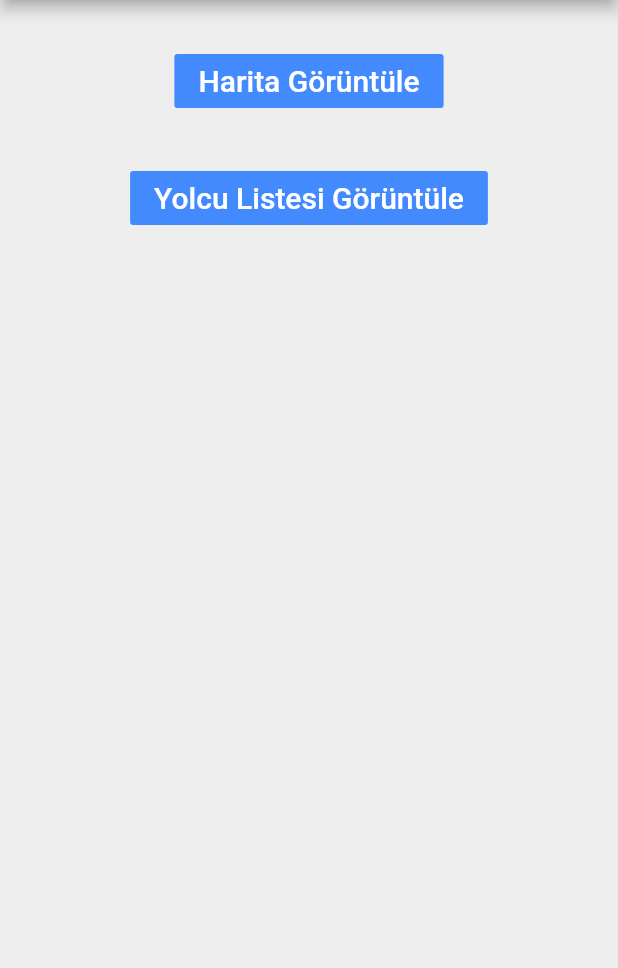
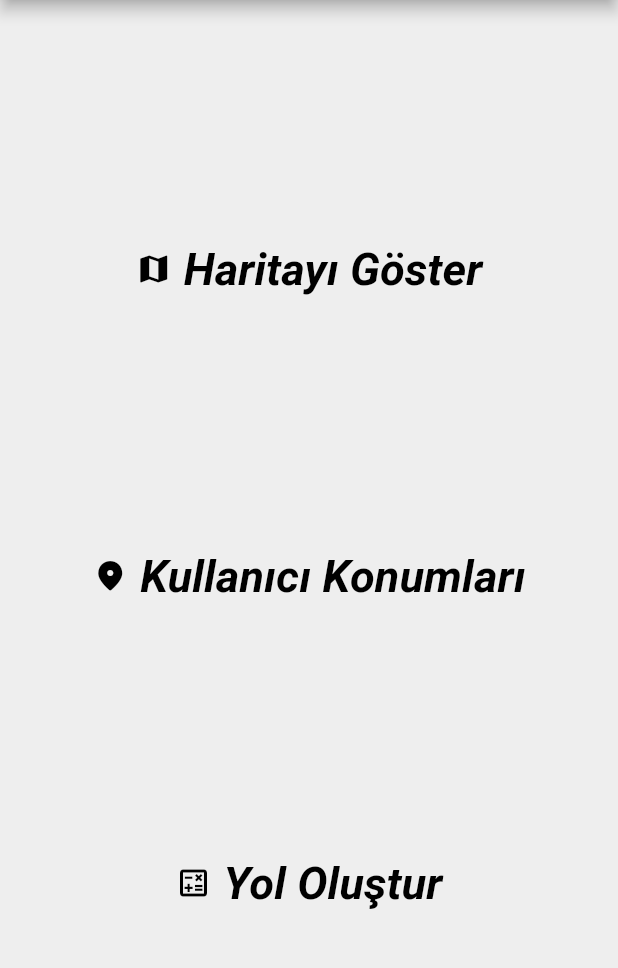
Before and after one commit to AlperenImam0glu/Kocaeli-Universitesi-Ulasim-Uygulamasi, a Flutter app: the AdminPage screen opened by its route, on a phone screen of 412 x 824 dp, the part 84-1052 px from its top. Run offline on Flutter 3.47's test engine with Material 2 defaults, Android fonts, the phone set to English and light mode, and no system bars; our stand-ins replace flutter_map, latlong2, sqflite; accounts and stored records are empty.

Commit message:
gorunum guncellendi

```diff
--- a/lib/admin_harita.dart
+++ b/lib/admin_harita.dart
@@ -31,7 +31,7 @@ class _HaritaState extends State<Harita> {
       appBar: AppBar(
         backgroundColor: Colors.green,
         centerTitle: true,
-        title: Text("Admin Kontrol Ekranı"),
+        title: Text("Admin Harita Ekranı"),
       ),
       body: Column(
         children: <Widget>[
--- a/lib/admin_page.dart
+++ b/lib/admin_page.dart
@@ -19,20 +19,9 @@ class _AdminPageState extends State<AdminPage> {
       ),
       body: Center(
         child: Column(
+          mainAxisAlignment: MainAxisAlignment.spaceEvenly,
           children: <Widget>[
-            SizedBox(
-              height: 30,
-            ),
-            FlatButton(
-              child: FittedBox(
-                fit: BoxFit.contain,
-                child: Text(
-                  'Harita Görüntüle',
-                  style: TextStyle(fontSize: 20.0),
-                ),
-              ),
-              color: Colors.blueAccent,
-              textColor: Colors.white,
+            TextButton.icon(
               onPressed: () {
                 Navigator.push(
                   context,
@@ -41,17 +30,20 @@ class _AdminPageState extends State<AdminPage> {
                   ),
                 );
               },
+              icon: const Icon(
+                Icons.map,
+                color: Colors.black,
+              ),
+              label: const Text(
+                'Haritayı Göster',
+                style: TextStyle(
+                    fontSize: 30,
+                    color: Colors.black,
+                    fontStyle: FontStyle.italic,
+                    fontWeight: FontWeight.bold),
+              ),
             ),
-            SizedBox(
-              height: 30,
-            ),
-            FlatButton(
-              child: Text(
-                'Yolcu Listesi Görüntüle',
-                style: TextStyle(fontSize: 20.0),
-              ),
-              color: Colors.blueAccent,
-              textColor: Colors.white,
+            TextButton.icon(
               onPressed: () {
                 Navigator.push(
                   context,
@@ -60,6 +52,40 @@ class _AdminPageState extends State<AdminPage> {
                   ),
                 );
               },
+              icon: const Icon(
+                Icons.room_rounded,
+                color: Colors.black,
+              ),
+              label: const Text(
+                'Kullanıcı Konumları',
+                style: TextStyle(
+                    fontSize: 30,
+                    color: Colors.black,
+                    fontStyle: FontStyle.italic,
+                    fontWeight: FontWeight.bold),
+              ),
+            ),
+            TextButton.icon(
+              onPressed: () {
+                Navigator.push(
+                  context,
+                  MaterialPageRoute(
+                    builder: (context) => YolcuSayilari(),
+                  ),
+                );
+              },
+              icon: const Icon(
+                Icons.calculate_outlined,
+                color: Colors.black,
+              ),
+              label: const Text(
+                'Yol Oluştur',
+                style: TextStyle(
+                    fontSize: 30,
+                    color: Colors.black,
+                    fontStyle: FontStyle.italic,
+                    fontWeight: FontWeight.bold),
+              ),
             ),
           ],
         ),
--- a/lib/admin_yolcu_sayilari.dart
+++ b/lib/admin_yolcu_sayilari.dart
@@ -28,7 +28,7 @@ class _YolcuSayilariState extends State<YolcuSayilari> {
       appBar: AppBar(
         backgroundColor: Colors.green,
         centerTitle: true,
-        title: Text("Kullanıcı İstekleri"),
+        title: Text("Kullanıcı Konumları"),
       ),
       body: buildData(),
       floatingActionButton: FloatingActionButton(
```
Also changed, not shown: lib/admin_yol_hesapla.dart (added, +20 -0 lines), lib/login_page.dart (+11 -6 lines), lib/user_Home_Page.dart (+17 -12 lines).
